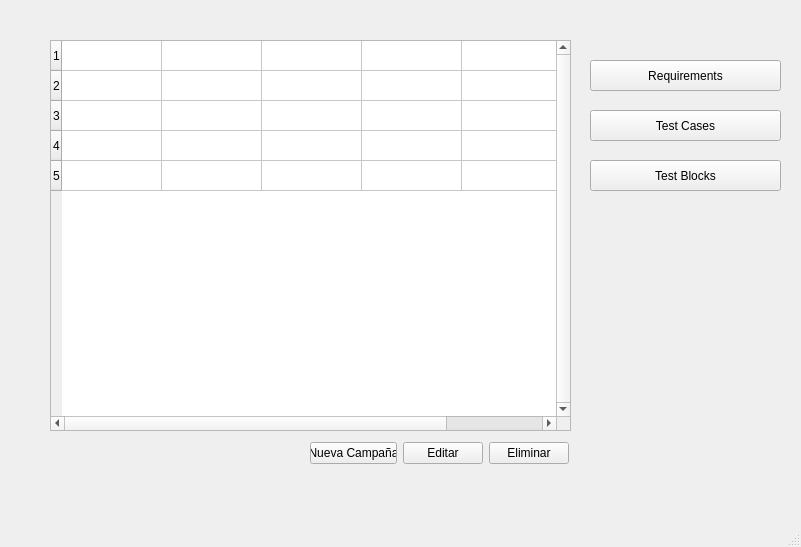
Before: the Qt Designer form ui/home_page.ui in vazmasero/UAT-Tool, drawn with Qt 5.
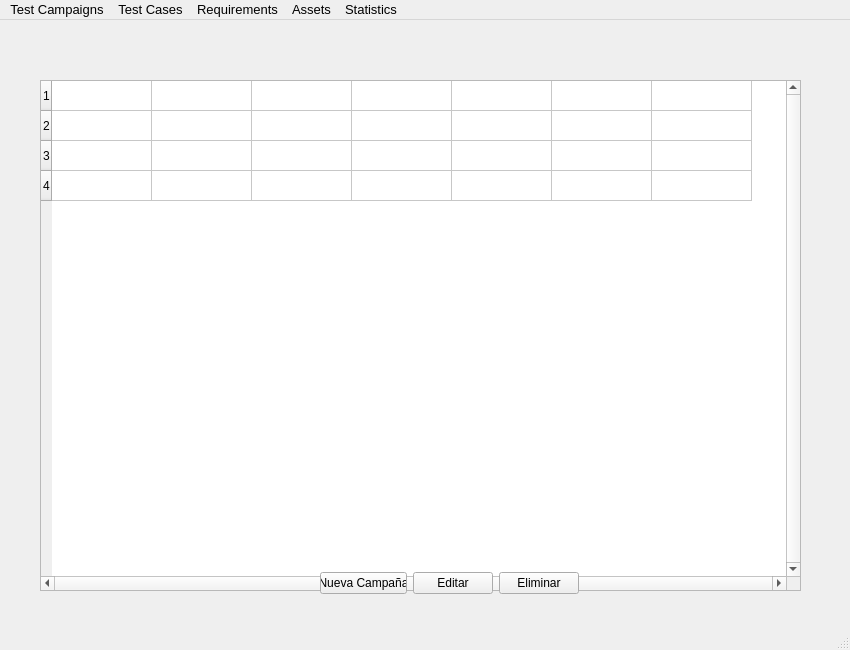
After: the same form once the commit is applied.

```diff
--- a/ui/home_page.ui
+++ b/ui/home_page.ui
@@ -6,8 +6,8 @@
    <rect>
     <x>0</x>
     <y>0</y>
-    <width>801</width>
-    <height>547</height>
+    <width>850</width>
+    <height>650</height>
    </rect>
   </property>
   <property name="windowTitle">
@@ -17,10 +17,10 @@
    <widget class="QTableWidget" name="visor_campaign">
     <property name="geometry">
      <rect>
-      <x>50</x>
-      <y>40</y>
-      <width>521</width>
-      <height>391</height>
+      <x>40</x>
+      <y>60</y>
+      <width>761</width>
+      <height>511</height>
      </rect>
     </property>
     <property name="verticalScrollBarPolicy">
@@ -48,10 +48,10 @@
      <bool>false</bool>
     </property>
     <property name="rowCount">
-     <number>5</number>
+     <number>4</number>
     </property>
     <property name="columnCount">
-     <number>5</number>
+     <number>7</number>
     </property>
     <attribute name="horizontalHeaderVisible">
      <bool>false</bool>
@@ -66,57 +66,19 @@
     <row/>
     <row/>
     <row/>
-    <row/>
     <column/>
     <column/>
     <column/>
     <column/>
     <column/>
-   </widget>
-   <widget class="QPushButton" name="requirements_travel">
-    <property name="geometry">
-     <rect>
-      <x>590</x>
-      <y>60</y>
-      <width>191</width>
-      <height>31</height>
-     </rect>
-    </property>
-    <property name="text">
-     <string>Requirements</string>
-    </property>
-   </widget>
-   <widget class="QPushButton" name="case_travel">
-    <property name="geometry">
-     <rect>
-      <x>590</x>
-      <y>110</y>
-      <width>191</width>
-      <height>31</height>
-     </rect>
-    </property>
-    <property name="text">
-     <string>Test Cases</string>
-    </property>
-   </widget>
-   <widget class="QPushButton" name="block_travel">
-    <property name="geometry">
-     <rect>
-      <x>590</x>
-      <y>160</y>
-      <width>191</width>
-      <height>31</height>
-     </rect>
-    </property>
-    <property name="text">
-     <string>Test Blocks</string>
-    </property>
+    <column/>
+    <column/>
    </widget>
    <widget class="QWidget" name="layoutWidget">
     <property name="geometry">
      <rect>
-      <x>310</x>
-      <y>440</y>
+      <x>320</x>
+      <y>550</y>
       <width>259</width>
       <height>26</height>
      </rect>
@@ -151,10 +113,61 @@
     <rect>
      <x>0</x>
      <y>0</y>
-     <width>801</width>
-     <height>22</height>
+     <width>850</width>
+     <height>24</height>
     </rect>
    </property>
+   <property name="font">
+    <font>
+     <pointsize>10</pointsize>
+    </font>
+   </property>
+   <widget class="QMenu" name="menuCampaigns">
+    <property name="font">
+     <font>
+      <pointsize>10</pointsize>
+      <italic>false</italic>
+      <bold>false</bold>
+     </font>
+    </property>
+    <property name="title">
+     <string>Test Campaigns</string>
+    </property>
+    <addaction name="actionNew_Campaign"/>
+    <addaction name="actionView_Campaigns"/>
+   </widget>
+   <widget class="QMenu" name="menuTest_Cases">
+    <property name="title">
+     <string>Test Cases</string>
+    </property>
+    <addaction name="actionNew_Block"/>
+    <addaction name="actionNew_Case"/>
+    <addaction name="actionView_Cases"/>
+   </widget>
+   <widget class="QMenu" name="menuRequirements">
+    <property name="title">
+     <string>Requirements</string>
+    </property>
+    <addaction name="actionNew_Requirement"/>
+    <addaction name="actionView_Requirements"/>
+   </widget>
+   <widget class="QMenu" name="menuAssets">
+    <property name="title">
+     <string>Assets</string>
+    </property>
+    <addaction name="actionNew_Asset"/>
+    <addaction name="actionView_Assets"/>
+   </widget>
+   <widget class="QMenu" name="menuStatistics">
+    <property name="title">
+     <string>Statistics</string>
+    </property>
+   </widget>
+   <addaction name="menuCampaigns"/>
+   <addaction name="menuTest_Cases"/>
+   <addaction name="menuRequirements"/>
+   <addaction name="menuAssets"/>
+   <addaction name="menuStatistics"/>
   </widget>
   <widget class="QStatusBar" name="statusbar_campaign"/>
  </widget>
```
Left out of the diff: 55 changed lines with no effect on the pictures.
